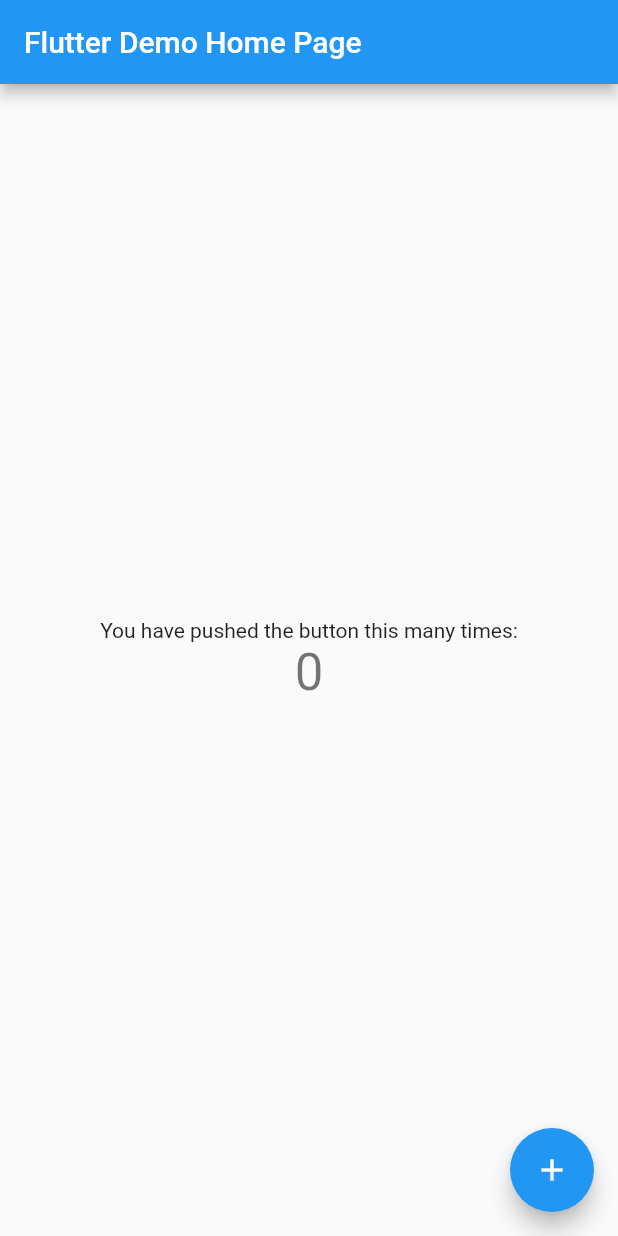
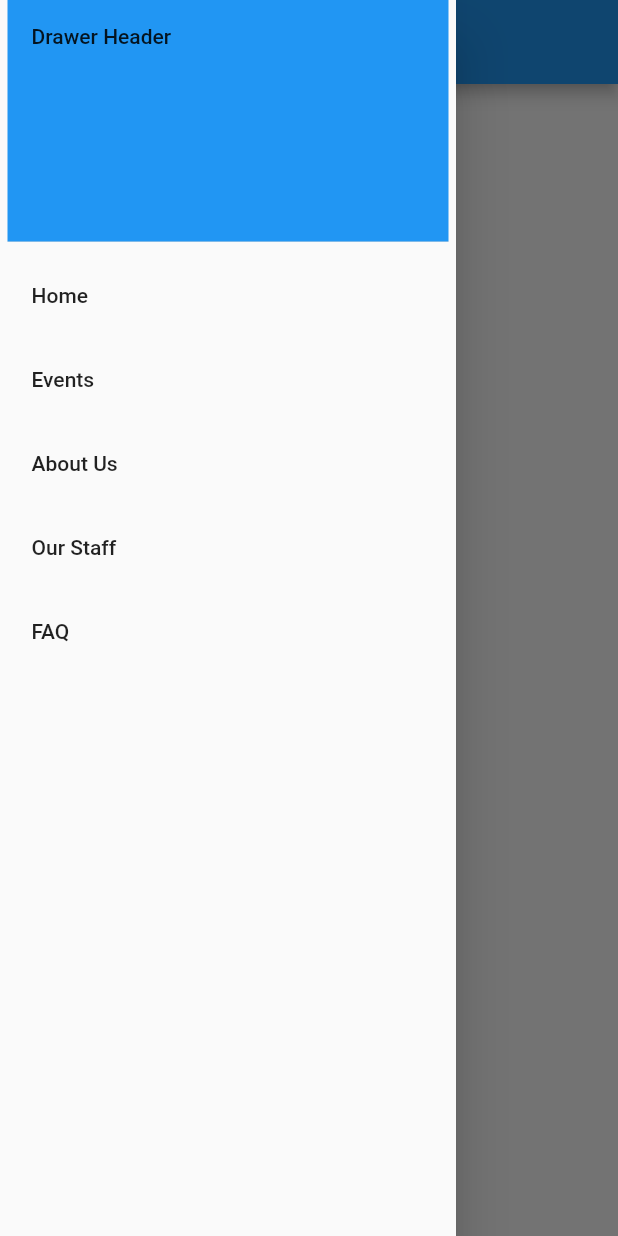
Before and after one commit to mpatel1996/ProjectAPP, a Flutter app: the screen it shows after launch, with the side drawer open (before the commit the screen has no drawer), on a phone screen of 412 x 824 dp. Run offline on Flutter 3.47's test engine with Material 2 defaults, Android fonts, the phone set to English and light mode, and no system bars.

Commit message:
Added Drawer Menu

```diff
--- a/lib/main.dart
+++ b/lib/main.dart
@@ -2,110 +2,87 @@
 
 void main() => runApp(MyApp());
 
-class MyApp extends StatelessWidget {
-  // This widget is the root of your application.
+class MyApp extends StatelessWidget{
   @override
-  Widget build(BuildContext context) {
+  Widget build(BuildContext context){
     return MaterialApp(
-      title: 'Flutter Demo',
+      title: "PolyTransfer Connect",
       theme: ThemeData(
-        // This is the theme of your application.
-        //
-        // Try running your application with "flutter run". You'll see the
-        // application has a blue toolbar. Then, without quitting the app, try
-        // changing the primarySwatch below to Colors.green and then invoke
-        // "hot reload" (press "r" in the console where you ran "flutter run",
-        // or simply save your changes to "hot reload" in a Flutter IDE).
-        // Notice that the counter didn't reset back to zero; the application
-        // is not restarted.
-        primarySwatch: Colors.blue,
+        primaryColor: Colors.blue,
       ),
-      home: MyHomePage(title: 'Flutter Demo Home Page'),
+      home: WelcomePage(),
     );
   }
 }
 
-class MyHomePage extends StatefulWidget {
-  MyHomePage({Key key, this.title}) : super(key: key);
-
-  // This widget is the home page of your application. It is stateful, meaning
-  // that it has a State object (defined below) that contains fields that affect
-  // how it looks.
-
-  // This class is the configuration for the state. It holds the values (in this
-  // case the title) provided by the parent (in this case the App widget) and
-  // used by the build method of the State. Fields in a Widget subclass are
-  // always marked "final".
-
-  final String title;
-
-  @override
-  _MyHomePageState createState() => _MyHomePageState();
+class WelcomePage extends StatefulWidget{
+  _WelcomePageState createState() => _WelcomePageState();
 }
 
-class _MyHomePageState extends State<MyHomePage> {
-  int _counter = 0;
-
-  void _incrementCounter() {
-    setState(() {
-      // This call to setState tells the Flutter framework that something has
-      // changed in this State, which causes it to rerun the build method below
-      // so that the display can reflect the updated values. If we changed
-      // _counter without calling setState(), then the build method would not be
-      // called again, and so nothing would appear to happen.
-      _counter++;
-    });
-  }
-
+class _WelcomePageState extends State<WelcomePage>{
   @override
-  Widget build(BuildContext context) {
-    // This method is rerun every time setState is called, for instance as done
-    // by the _incrementCounter method above.
-    //
-    // The Flutter framework has been optimized to make rerunning build methods
-    // fast, so that you can just rebuild anything that needs updating rather
-    // than having to individually change instances of widgets.
+  Widget build(BuildContext context){
     return Scaffold(
       appBar: AppBar(
-        // Here we take the value from the MyHomePage object that was created by
-        // the App.build method, and use it to set our appbar title.
-        title: Text(widget.title),
+        title: Text('PolyTransfer'),
       ),
       body: Center(
-        // Center is a layout widget. It takes a single child and positions it
-        // in the middle of the parent.
-        child: Column(
-          // Column is also a layout widget. It takes a list of children and
-          // arranges them vertically. By default, it sizes itself to fit its
-          // children horizontally, and tries to be as tall as its parent.
-          //
-          // Invoke "debug painting" (press "p" in the console, choose the
-          // "Toggle Debug Paint" action from the Flutter Inspector in Android
-          // Studio, or the "Toggle Debug Paint" command in Visual Studio Code)
-          // to see the wireframe for each widget.
-          //
-          // Column has various properties to control how it sizes itself and
-          // how it positions its children. Here we use mainAxisAlignment to
-          // center the children vertically; the main axis here is the vertical
-          // axis because Columns are vertical (the cross axis would be
-          // horizontal).
-          mainAxisAlignment: MainAxisAlignment.center,
+        child: Text('My Page'),
+      ),
+       drawer: Drawer(
+         child: ListView(
+          padding: EdgeInsets.symmetric(horizontal: 5.0),
           children: <Widget>[
-            Text(
-              'You have pushed the button this many times:',
+            DrawerHeader(
+              child: Text('Drawer Header'),
+              decoration: BoxDecoration(
+                color: Colors.blue,
+              ),
             ),
-            Text(
-              '$_counter',
-              style: Theme.of(context).textTheme.headline4,
+
+            ListTile(
+              title: Text('Home'),
+              onTap: (){
+                // Home widgets
+                Navigator.pop(context);
+              },
             ),
+
+            ListTile(
+              title: Text('Events'),
+              onTap: (){
+                // Events Widget
+                Navigator.pop(context);
+              },
+            ),
+
+            ListTile(
+              title: Text('About Us'),
+              onTap: (){
+                // Events Widget
+                Navigator.pop(context);
+              },
+            ),
+
+             ListTile(
+              title: Text('Our Staff'),
+              onTap: (){
+                // Home widgets
+                Navigator.pop(context);
+              },
+            ),
+
+             ListTile(
+              title: Text('FAQ'),
+              onTap: (){
+                // Home widgets
+                Navigator.pop(context);
+              },
+            ),
+
           ],
-        ),
-      ),
-      floatingActionButton: FloatingActionButton(
-        onPressed: _incrementCounter,
-        tooltip: 'Increment',
-        child: Icon(Icons.add),
-      ), // This trailing comma makes auto-formatting nicer for build methods.
+         ),
+       ),
     );
   }
 }
```
Also changed, not shown: 1 other file.
